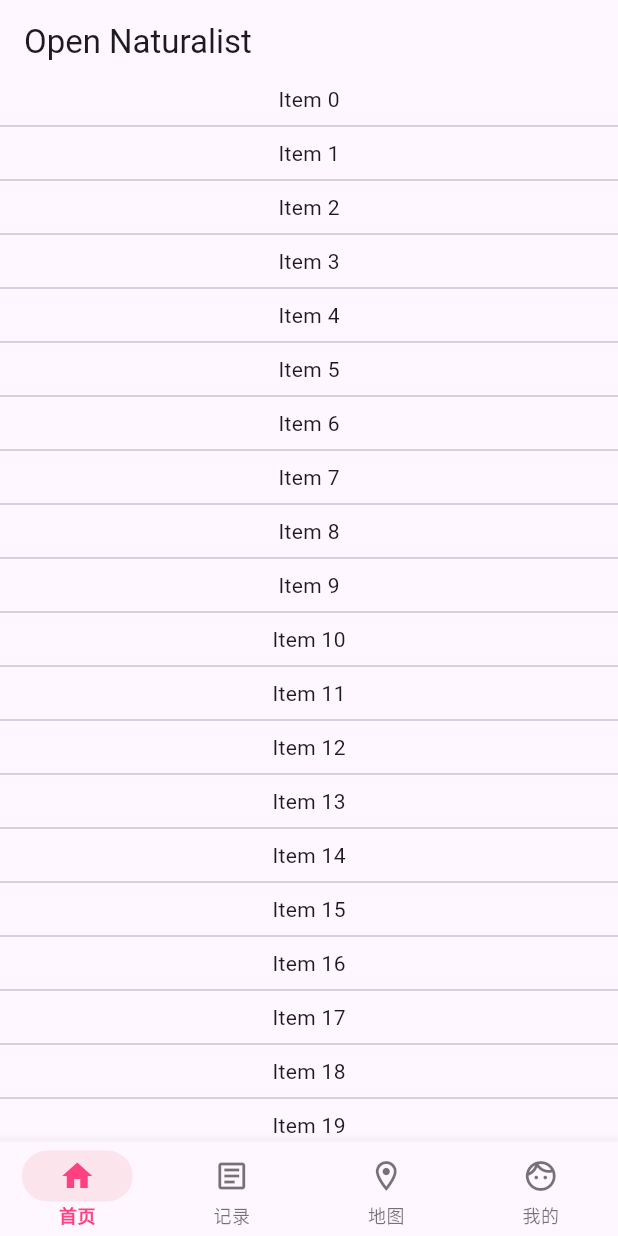
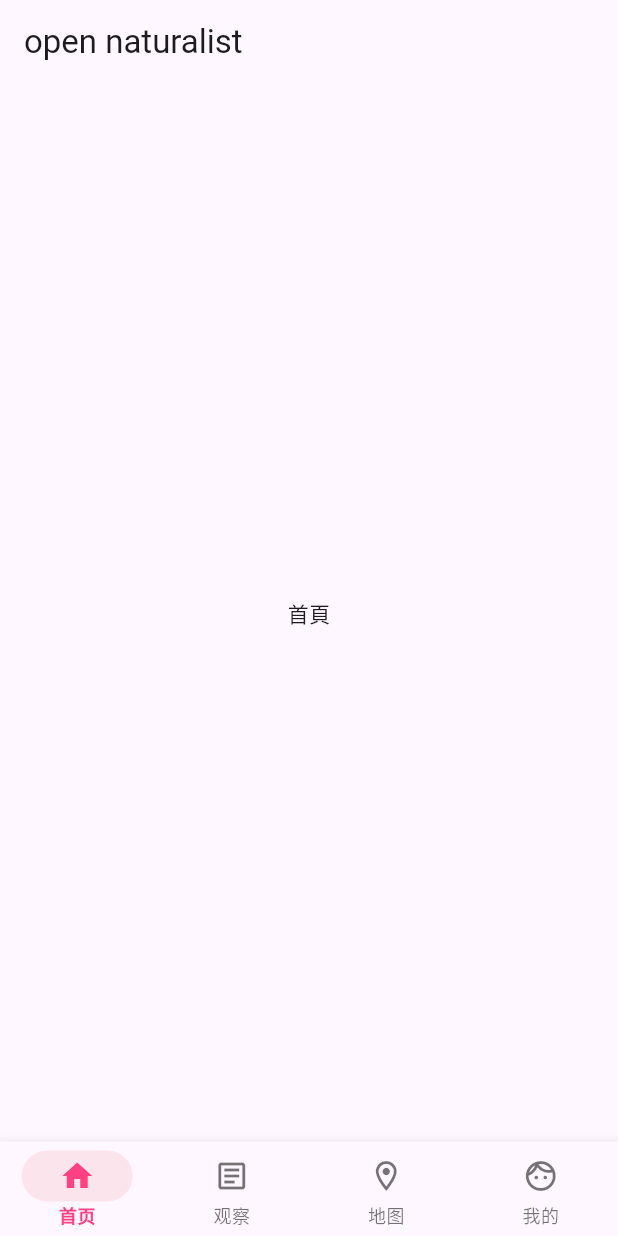
Before and after one commit to birdarts/birdart, a Flutter app: the screen it shows after launch, on a phone screen of 412 x 824 dp. Run offline on Flutter 3.47's test engine with Material 2 defaults, Android fonts, the phone set to English and light mode, and no system bars; our stand-ins replace flutter_map, geolocator, latlong2; missing offline and left inert: flutter_map_tile_caching.

Commit message:
Fragment及其保活，地图，定位，当前位置显示Marker

```diff
--- /dev/null
+++ b/lib/fragments/home_fragment.dart
@@ -0,0 +1,12 @@
+import 'package:flutter/material.dart';
+
+class HomeFragment extends StatelessWidget {
+  const HomeFragment({super.key});
+
+  @override
+  Widget build(BuildContext context) {
+    return const Center(
+      child: Text("首頁"),
+    );
+  }
+}
--- a/lib/main.dart
+++ b/lib/main.dart
@@ -1,65 +1,74 @@
 import 'package:flutter/material.dart';
+import 'package:naturalist/fragments/home_fragment.dart';
+import 'package:naturalist/fragments/observation_fragment.dart';
+import 'package:naturalist/fragments/map_fragment.dart';
+import 'package:naturalist/fragments/mine_fragment.dart';
 
 void main() => runApp(const MyApp());
 
 class MyApp extends StatelessWidget {
   const MyApp({super.key});
 
-  static const String _title = 'Open Naturalist';
+  static const String _title = 'open naturalist';
 
   @override
   Widget build(BuildContext context) {
     return MaterialApp(
       title: _title,
-      home: const MyStatefulWidget(),
+      home: const BottomNav(),
       theme: ThemeData(
         primarySwatch: Colors.pink,
         useMaterial3: true,
+        splashFactory: InkSparkle.splashFactory,
       ),
       debugShowCheckedModeBanner: false,
     );
   }
 }
 
-class MyStatefulWidget extends StatefulWidget {
-  const MyStatefulWidget({super.key});
+class BottomNav extends StatefulWidget {
+  const BottomNav({super.key});
 
   @override
-  State<MyStatefulWidget> createState() => _MyStatefulWidgetState();
+  State<BottomNav> createState() => _BottomNavState();
 }
 
-class _MyStatefulWidgetState extends State<MyStatefulWidget> {
-  int _selectedIndex = 0;
+class _BottomNavState extends State<BottomNav> with AutomaticKeepAliveClientMixin {
+  int _selectedIndex = 0; //預設值
   final ScrollController _homeController = ScrollController();
-
-  Widget _listViewBody() {
-    return ListView.separated(
-        controller: _homeController,
-        itemBuilder: (BuildContext context, int index) {
-          return Center(
-            child: Text(
-              'Item $index',
-            ),
-          );
-        },
-        separatorBuilder: (BuildContext context, int index) => const Divider(
-          thickness: 1,
-        ),
-        itemCount: 50);
-  }
+  final pages = [
+    const HomeFragment(),
+    const ObservationFragment(),
+    MapFragment(),
+    const MineFragment(),
+  ];
+  @override
+  // 覆写`wantKeepAlive`返回`true`
+  bool get wantKeepAlive => true;
 
   @override
   Widget build(BuildContext context) {
+    super.build(context);
     final boxDecoration = BoxDecoration(
         color: Colors.pink[50],
         borderRadius: BorderRadius.circular(25));
     const edgeInsets = EdgeInsets.fromLTRB(25, 5, 25, 5);
+    final pageController = PageController();
+    void onPageChanged(int index) {
+      setState(() {
+        _selectedIndex = index;
+      });
+    }
 
     return Scaffold(
       appBar: AppBar(
-        title: const Text('Open Naturalist'),
+        title: const Text('open naturalist'),
       ),
-      body: _listViewBody(),
+      body: PageView(
+        children: pages,
+          controller: pageController,
+          onPageChanged: onPageChanged,
+      ),
       bottomNavigationBar: BottomNavigationBar(
         items: <BottomNavigationBarItem>[
           BottomNavigationBarItem(
@@ -84,7 +93,7 @@ class _MyStatefulWidgetState extends State<MyStatefulWidget> {
                 padding: edgeInsets,
                 child: const Icon(Icons.article)
             ),
-            label: '记录',
+            label: '观察',
           ),
           BottomNavigationBarItem(
             icon: Container(
@@ -119,25 +128,9 @@ class _MyStatefulWidgetState extends State<MyStatefulWidget> {
         unselectedItemColor: Colors.black54,
         unselectedFontSize: 12,
         onTap: (int index) {
-          switch (index) {
-            case 0:
-            // only scroll to top when current index is selected.
-              if (_selectedIndex == index) {
-                _homeController.animateTo(
-                  0.0,
-                  duration: const Duration(milliseconds: 500),
-                  curve: Curves.easeOut,
-                );
-              }
-              break;
-            case 1:
-              break;
-          }
-          setState(
-                () {
-              _selectedIndex = index;
-            },
-          );
+          setState(() {
+            pageController.jumpToPage(index);
+          });
         },
       ),
     );
--- a/pubspec.yaml
+++ b/pubspec.yaml
@@ -36,6 +36,9 @@ dependencies:
   # The following adds the Cupertino Icons font to your application.
   # Use with the CupertinoIcons class for iOS style icons.
   cupertino_icons: ^1.0.2
+  flutter_map: ^3.0.0
+  geolocator: ^9.0.2
+  flutter_map_tile_caching: ^6.2.0
 
 dev_dependencies:
   flutter_test:
```
Also changed, not shown: lib/entity/tianditu.dart (added, +48 -0 lines), lib/fragments/map_fragment.dart (added, +211 -0 lines), lib/fragments/mine_fragment.dart (added, +12 -0 lines), lib/fragments/observation_fragment.dart (added, +12 -0 lines), lib/view/location_marker_layer.dart (added, +76 -0 lines), lib/view/triangle_clipper.dart (added, +15 -0 lines), pubspec.lock, 4 other files.
